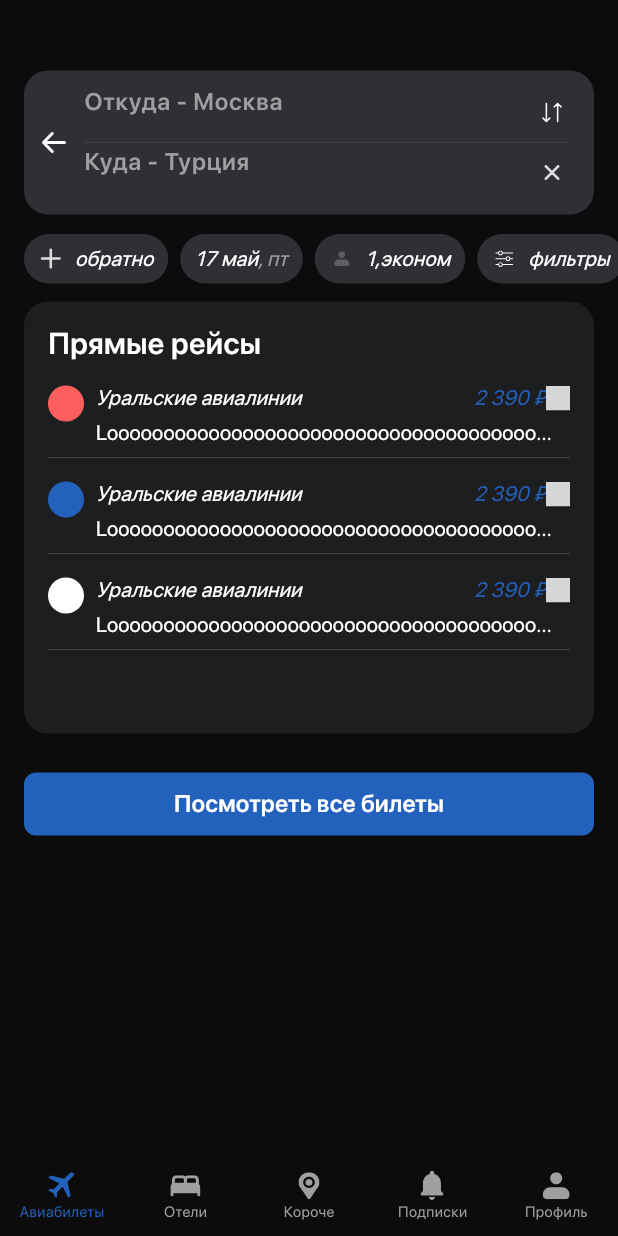
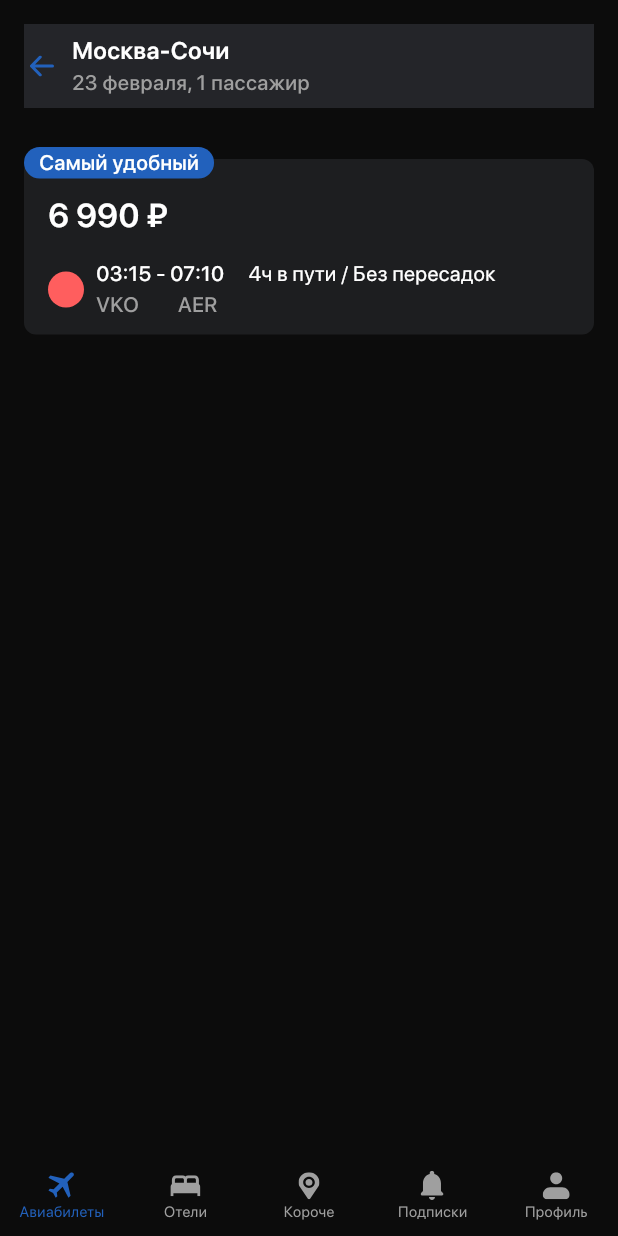
Before and after one commit to kuneleenguss/tickets_app, a Flutter app: the screen it shows after launch, on a phone screen of 412 x 824 dp. Run offline on Flutter 3.47's test engine with Material 3 defaults, Android fonts, the phone set to English and light mode, and no system bars; our stand-ins replace flutter_svg; project files that could hold a hidden picture were left out; grey boxes are pictures that could not be loaded.

Commit message:
add tickets screen list item

```diff
--- a/lib/common/typography.dart
+++ b/lib/common/typography.dart
@@ -33,9 +33,15 @@
 
   TextStyle get title4 => TextStyle(
       fontFamily: "SFProDisplay",
+      fontWeight: FontWeight.w500,
+      fontSize: 14,
+      height: 1.2,
+      color: color);
+
+  TextStyle get text1 => TextStyle(
+      fontFamily: "SFProDisplay",
       fontWeight: FontWeight.w400,
-      fontSize: 14,
-      fontStyle: FontStyle.italic,
+      fontSize: 16,
       height: 1.2,
       color: color);
 
--- a/lib/main.dart
+++ b/lib/main.dart
@@ -37,6 +37,7 @@
   final List<Widget> _widgets = <Widget>[
     const HomeScreen(),
     SearchScreen(),
+    TicketsScreen()
   ];
 
   void _onItemTapped (int index) {
@@ -121,7 +122,7 @@
           ),
         ),
 
-      body: _widgets[1],
+      body: _widgets[2],
     );
   }
 }
--- a/lib/tickets/presentation/screens.dart
+++ b/lib/tickets/presentation/screens.dart
@@ -1,2 +1,3 @@
 export 'home/home_screen.dart';
 export 'search/search_screen.dart';
+export 'tickets/tickets_screen.dart';
--- a/lib/tickets/presentation/search/search_screen.dart
+++ b/lib/tickets/presentation/search/search_screen.dart
@@ -1,3 +1,4 @@
+import 'package:flutter/cupertino.dart';
 import 'package:flutter/material.dart';
 import 'package:flutter_svg/flutter_svg.dart';
 import 'package:tickets_app/common/colors.dart';
@@ -38,6 +39,10 @@
           const Padding(
             padding: EdgeInsets.only(left: 16.0, right: 16.0, top: 23),
             child: _SearchShowTicketsButton(),
+            ),
+          const Padding(
+            padding: EdgeInsets.only(left: 16.0, right: 16.0, top: 24),
+            child: _SearchSubscribeButton(),
             )
         ],
       ),
--- /dev/null
+++ b/lib/tickets/presentation/tickets/tickets_screen.dart
@@ -0,0 +1,28 @@
+import 'package:flutter/material.dart';
+import 'package:flutter_svg/flutter_svg.dart';
+import 'package:tickets_app/common/colors.dart';
+import 'package:tickets_app/common/typography.dart';
+import 'package:tickets_app/common/widgets/input_field.dart';
+import 'package:tickets_app/common/themes.dart';
+import 'package:tickets_app/common/date.dart';
+
+part "tickets_widgets.dart";
+
+class TicketsScreen extends StatelessWidget {
+  const TicketsScreen({super.key});
+
+  @override
+  Widget build(BuildContext context) {
+    return Container(
+      color: BasicColors.black,
+      padding: const EdgeInsets.only(left: 16.0, right: 16.0, top: 16.0),
+      child: Column(
+        children: [
+          _TicketsInfoLabel(),
+          SizedBox(height: 34.0,),
+          _TicketsListItem()
+        ],
+      ),
+    );
+  }
+}
--- /dev/null
+++ b/lib/tickets/presentation/tickets/tickets_widgets.dart
@@ -0,0 +1,137 @@
+part of "tickets_screen.dart";
+
+class _TicketsInfoLabel extends StatelessWidget {
+  const _TicketsInfoLabel({super.key});
+
+  @override
+  Widget build(BuildContext context) {
+    return Container(
+      height: 56.0,
+      color: BasicColors.grey2,
+      child: Row(
+        mainAxisAlignment: MainAxisAlignment.start,
+        children: [
+          Center(
+            child: SizedBox.square(
+              dimension: 24.0,
+              child: SvgPicture.asset("assets/icons/ic_arrow_back.svg",
+                  fit: BoxFit.none, color: SpecialColors.blue),
+            ),
+          ),
+          Expanded(
+              child: Padding(
+            padding: const EdgeInsets.only(left: 8.0, top: 8.0, bottom: 8.0),
+            child: Column(
+              mainAxisAlignment: MainAxisAlignment.spaceBetween,
+              crossAxisAlignment: CrossAxisAlignment.start,
+              children: [
+                Text("Москва-Сочи",
+                    style: AppTypography(BasicColors.white).title3),
+                Text("23 февраля, 1 пассажир",
+                    style: AppTypography(BasicColors.grey6).title4)
+              ],
+            ),
+          ))
+        ],
+      ),
+    );
+  }
+}
+
+class _TicketsList extends StatelessWidget {
+  const _TicketsList({super.key});
+
+  @override
+  Widget build(BuildContext context) {
+    return const Placeholder();
+  }
+}
+
+class _TicketsListItem extends StatelessWidget {
+  const _TicketsListItem({super.key});
+
+  @override
+  Widget build(BuildContext context) {
+    return Stack(
+      clipBehavior: Clip.none,
+      children: [
+        Container(
+          height: 117,
+          padding: const EdgeInsets.only(left: 16.0, top: 21.0),
+          decoration: BoxDecoration(
+              borderRadius: BorderRadius.circular(8.0),
+              color: BasicColors.grey1),
+          child: Column(
+            crossAxisAlignment: CrossAxisAlignment.start,
+            children: [
+              Text("6 990 \u20bd",
+                  style: AppTypography(BasicColors.white).title1),
+              SizedBox(height: 16.0),
+              Row(
+                mainAxisAlignment: MainAxisAlignment.start,
+                children: [
+                  Center(
+                    child: SizedBox.square(
+                      dimension: 24,
+                      child: Container(
+                        decoration: BoxDecoration(
+                            color: SpecialColors.red,
+                            borderRadius: BorderRadius.circular(50.0)),
+                      ),
+                    ),
+                  ),
+                  SizedBox(width: 8.0),
+                  Column(
+                    crossAxisAlignment: CrossAxisAlignment.start,
+                    children: [
+                      Row(
+                        children: [
+                          Text("03:15 - 07:10",
+                              style: AppTypography(BasicColors.white).title4),
+                          SizedBox(width: 16.0),
+                          Text("4ч в пути / Без пересадок",
+                              style: AppTypography(BasicColors.white).text2)
+                        ],
+                      ),
+                      SizedBox(height: 4.0),
+                      Row(children: [
+                        Text(
+                          "VKO",
+                          style: AppTypography(BasicColors.grey6).title4,
+                        ),
+                        SizedBox(width: 26.0),
+                        Text(
+                          "AER",
+                          style: AppTypography(BasicColors.grey6).title4,
+                        ),
+                      ])
+                    ],
+                  )
+                ],
+              )
+            ],
+          ),
+        ),
+        Positioned(
+          top: -8.0,
+          child: Flex(
+            direction: Axis.horizontal,
+            children: [
+              Container(
+                padding: const EdgeInsets.only(
+                    left: 10, right: 10, top: 2.0, bottom: 2.0),
+                decoration: BoxDecoration(
+                    color: SpecialColors.blue,
+                    borderRadius: BorderRadius.circular(50.0)),
+                child: Text(
+                  "Самый удобный",
+                  style: AppTypography(BasicColors.white).title4,
+                ),
+              )
+            ],
+          ),
+        )
+      ],
+    );
+  }
+}
--- a/pubspec.yaml
+++ b/pubspec.yaml
@@ -119,9 +119,8 @@
         - asset: assets/fonts/SF-Pro-Display-SemiboldItalic.otf
           weight: 600
           style: italic
-        - asset: assets/fonts/SF-Pro-Display-MediumItalic.otf
+        - asset: assets/fonts/SF-Pro-Display-Medium.otf
           weight: 500
-          style: italic
 
 
   #   - family: Trajan Pro
```
Also changed, not shown: lib/tickets/presentation/search/search_widgets.dart (+55 -0 lines), assets/fonts/SF-Pro-Display-Medium.otf (added), 1 other file.
